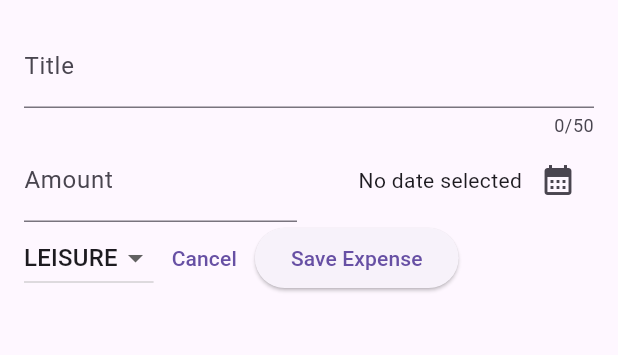
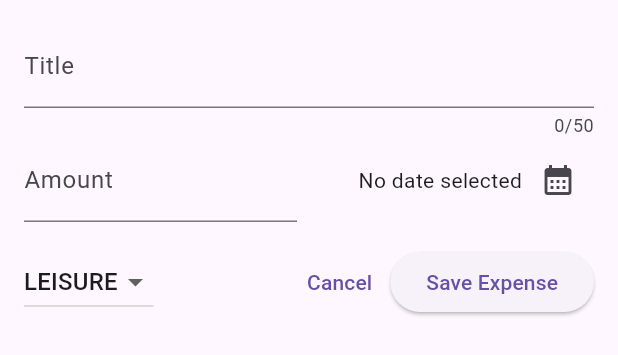
Before and after one commit to jgafarias/Expense-Tracker-Flutter, a Flutter app: the NewExpense widget shown alone on an empty page, opened directly, on a phone screen of 412 x 824 dp. Shown: the top 355 px of the screen. Run offline on Flutter 3.47's test engine with Material 3 defaults, Android fonts, the phone set to English and light mode, and no system bars.

Commit message:
Update new_expense.dart

```diff
--- a/lib/widgets/new_expense.dart
+++ b/lib/widgets/new_expense.dart
@@ -81,6 +81,7 @@ class _NewExpenseState extends State<NewExpense> {
               ),
             ],
           ),
+          const SizedBox(height: 16),
           Row(
             children: [
               DropdownButton(
@@ -103,6 +104,7 @@ class _NewExpenseState extends State<NewExpense> {
                   });
                 },
               ),
+              const Spacer(),
               TextButton(
                 onPressed: () {
                   Navigator.pop(context);
```
